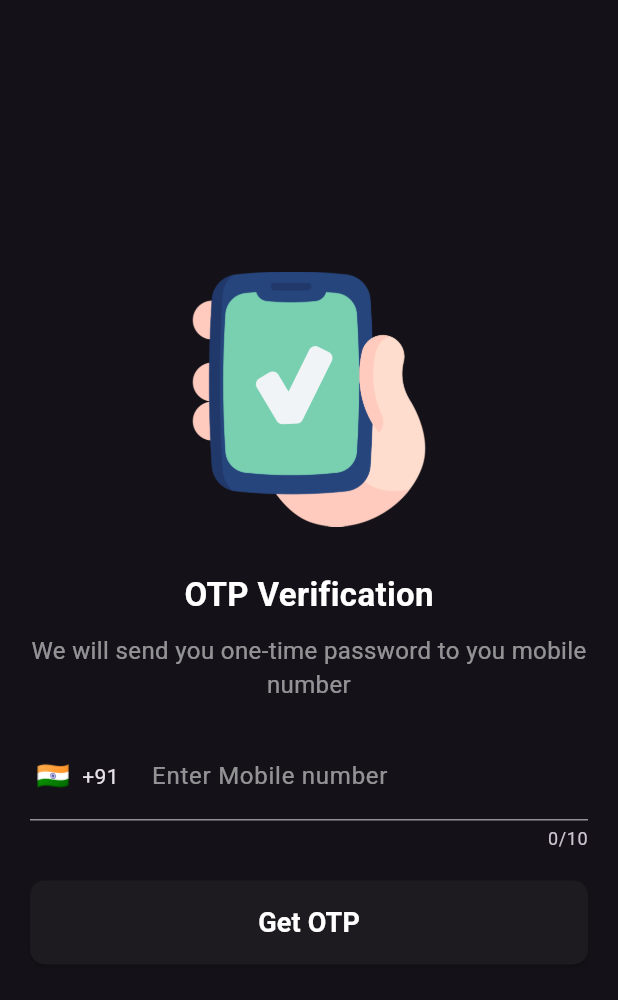
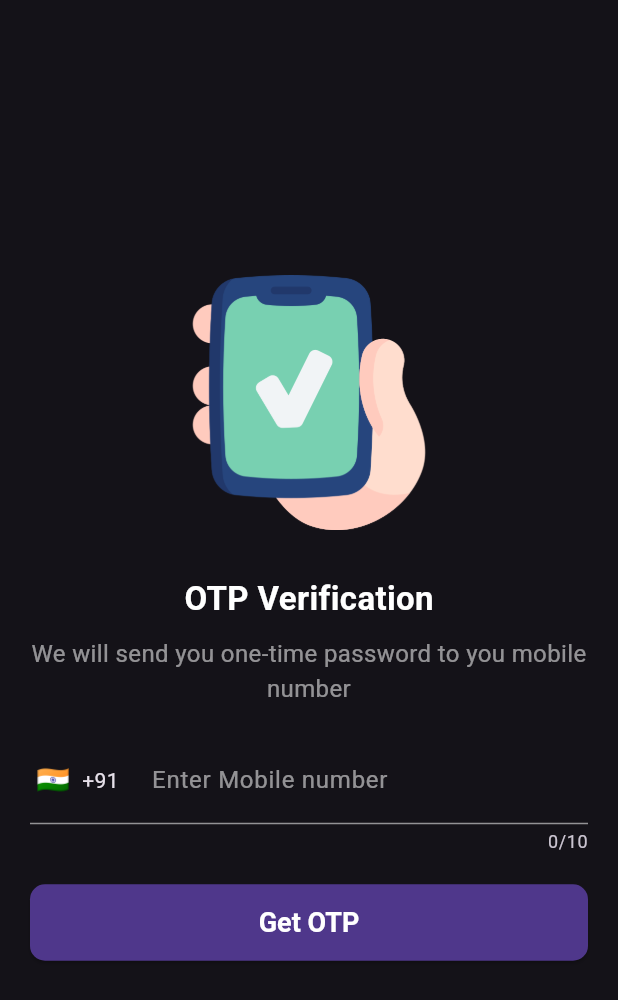
Before and after one commit to Litigence-AI/frontend_flutter_litigence, a Flutter app: the OtpAuth screen opened by its route, on a phone screen of 412 x 824 dp. Shown: the top 1000 px of the screen. Run offline on Flutter 3.47's test engine with Material 3 defaults, Android fonts, the phone set to English and light mode, and no system bars; drawn by our look-alikes of intl_phone_field; our stand-ins replace dots_indicator, firebase_auth, firebase_core, flutter_chat_types, flutter_chat_ui, go_router and 3 more; missing offline and left inert: easy_container, firebase_phone_auth_handler; accounts and stored records are empty; generated files the repository leaves out were written again; statements that could not run were skipped.

Commit message:
chore: migrated otp screens to dark mode material theme

```diff
--- a/lib/otp_auth/home_screen.dart
+++ b/lib/otp_auth/home_screen.dart
@@ -14,7 +14,7 @@
   Widget build(BuildContext context) {
     return SafeArea(
       child: Scaffold(
-        backgroundColor: Theme.of(context).colorScheme.onPrimary,
+        backgroundColor: Theme.of(context).colorScheme.surface,
         body: Padding(
           padding: const EdgeInsets.all(15),
           child: Column(
@@ -36,6 +36,7 @@
                 ),
               ),
               EasyContainer(
+                color: Theme.of(context).buttonTheme.colorScheme?.primaryContainer,
                 onTap: () async {
                   await FirebasePhoneAuthHandler.signOut(context);
                   showSnackBar('Logged out successfully!');
--- a/lib/otp_auth/otp_auth_screen.dart
+++ b/lib/otp_auth/otp_auth_screen.dart
@@ -89,6 +89,13 @@
                   const SizedBox(height: 20),
                   ElevatedButton(
                     style: ElevatedButton.styleFrom(
+                      backgroundColor: Theme.of(context).buttonTheme.colorScheme?.primaryContainer,
+                      textStyle: TextStyle(
+                        color: Theme.of(context).buttonTheme.colorScheme?.onPrimaryContainer, // Set the text color
+                        fontSize: 18, // Set the text size
+                        fontFamily: 'Roboto', // Set the font family
+                        fontWeight: FontWeight.bold, // Set the font weight
+                      ),
                       shape: RoundedRectangleBorder(
                         borderRadius: BorderRadius.circular(10),
                       ),
--- a/lib/otp_auth/verify_phone_screen.dart
+++ b/lib/otp_auth/verify_phone_screen.dart
@@ -123,7 +123,7 @@
         },
         builder: (context, controller) {
           return Scaffold(
-            backgroundColor: Theme.of(context).colorScheme.onPrimary,
+            backgroundColor: Theme.of(context).colorScheme.surface,
             body: controller.isSendingCode
                 ? Center(
                     child: Column(
@@ -188,6 +188,7 @@
                             ),
                           const SizedBox(height: 30),
                           PinInputField(
+
                             length: 6,
                             onFocusChange: (hasFocus) async {
                               if (hasFocus)
```
Also changed, not shown: lib/widgets/pin_input_field.dart (+16 -2 lines).
